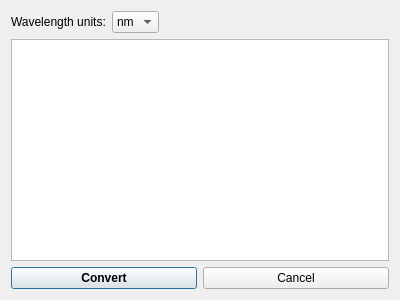
Qt form ants3bundle/src/ants3/gui/materials/aabsorptiondataconverterdialog.ui (andrmor/ANTS3bundle) before a commit.
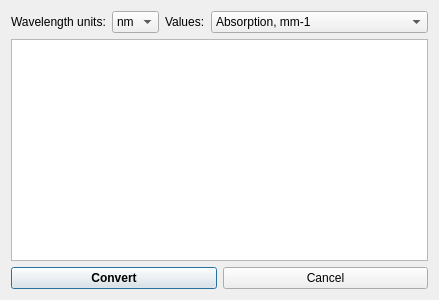
The same form after that commit.

The edit to the form file:
```diff
--- a/ants3bundle/src/ants3/gui/materials/aabsorptiondataconverterdialog.ui
+++ b/ants3bundle/src/ants3/gui/materials/aabsorptiondataconverterdialog.ui
@@ -6,7 +6,7 @@
    <rect>
     <x>0</x>
     <y>0</y>
-    <width>400</width>
+    <width>439</width>
     <height>300</height>
    </rect>
   </property>
@@ -43,17 +43,36 @@
       </widget>
      </item>
      <item>
-      <spacer name="horizontalSpacer">
-       <property name="orientation">
-        <enum>Qt::Orientation::Horizontal</enum>
+      <widget class="QLabel" name="label_2">
+       <property name="text">
+        <string>Values:</string>
        </property>
-       <property name="sizeHint" stdset="0">
-        <size>
-         <width>40</width>
-         <height>20</height>
-        </size>
+      </widget>
+     </item>
+     <item>
+      <widget class="QComboBox" name="cobWhat">
+       <property name="sizePolicy">
+        <sizepolicy hsizetype="MinimumExpanding" vsizetype="Fixed">
+         <horstretch>0</horstretch>
+         <verstretch>0</verstretch>
+        </sizepolicy>
        </property>
-      </spacer>
+       <item>
+        <property name="text">
+         <string>Absorption, mm-1</string>
+        </property>
+       </item>
+       <item>
+        <property name="text">
+         <string>Absorption, cm-1</string>
+        </property>
+       </item>
+       <item>
+        <property name="text">
+         <string>Extinction coefficient</string>
+        </property>
+       </item>
+      </widget>
      </item>
     </layout>
    </item>
```
Left out of the diff: 2 changed lines with no effect on the pictures.
